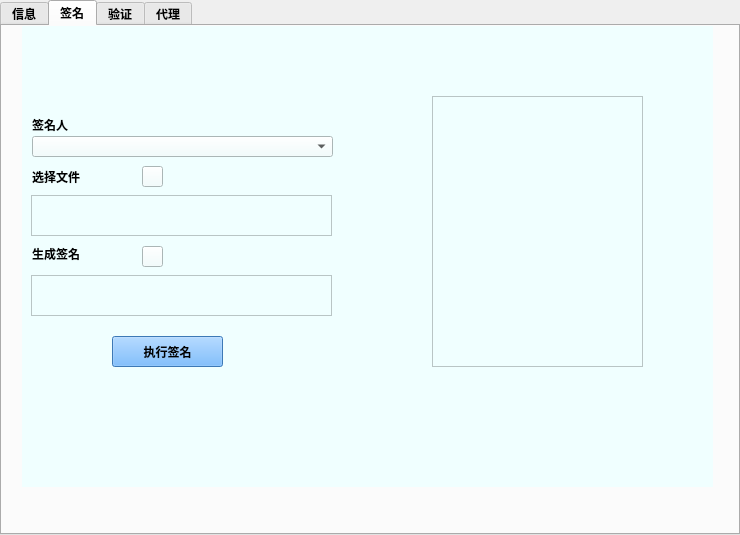
Old version of the form qtUI/Proxy.ui in the repository Hazel-svg/ProxySinature.
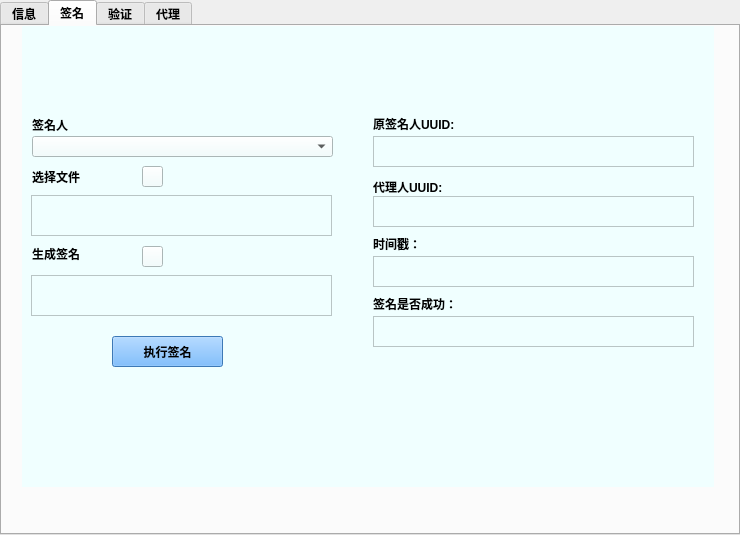
New version of the form. The open tabs and pages were chosen to show the change. Icons and pictures are not drawn.

Commit message: 12.6修改界面

The edit to the form file:
```diff
--- a/qtUI/Proxy.ui
+++ b/qtUI/Proxy.ui
@@ -484,7 +484,7 @@
    <widget class="QWidget" name="widget_right_2" native="true">
     <property name="geometry">
      <rect>
-      <x>360</x>
+      <x>361</x>
       <y>0</y>
       <width>351</width>
       <height>461</height>
@@ -493,13 +493,119 @@
     <property name="styleSheet">
      <string notr="true">background-color: rgb(240, 255, 255);</string>
     </property>
-    <widget class="QTextBrowser" name="text_sign">
+    <widget class="QLabel" name="lable_signerUuid_2">
      <property name="geometry">
       <rect>
-       <x>70</x>
-       <y>70</y>
-       <width>211</width>
-       <height>271</height>
+       <x>10</x>
+       <y>90</y>
+       <width>111</width>
+       <height>16</height>
+      </rect>
+     </property>
+     <property name="font">
+      <font>
+       <weight>75</weight>
+       <bold>true</bold>
+      </font>
+     </property>
+     <property name="text">
+      <string>原签名人UUID:</string>
+     </property>
+    </widget>
+    <widget class="QTextBrowser" name="text_signerUuid_2">
+     <property name="geometry">
+      <rect>
+       <x>10</x>
+       <y>110</y>
+       <width>321</width>
+       <height>31</height>
+      </rect>
+     </property>
+    </widget>
+    <widget class="QLabel" name="lable_agentUuid_2">
+     <property name="geometry">
+      <rect>
+       <x>10</x>
+       <y>150</y>
+       <width>101</width>
+       <height>21</height>
+      </rect>
+     </property>
+     <property name="font">
+      <font>
+       <weight>75</weight>
+       <bold>true</bold>
+      </font>
+     </property>
+     <property name="text">
+      <string>代理人UUID:</string>
+     </property>
+    </widget>
+    <widget class="QLabel" name="label_time_2">
+     <property name="geometry">
+      <rect>
+       <x>10</x>
+       <y>210</y>
+       <width>72</width>
+       <height>15</height>
+      </rect>
+     </property>
+     <property name="font">
+      <font>
+       <weight>75</weight>
+       <bold>true</bold>
+      </font>
+     </property>
+     <property name="text">
+      <string>时间戳：</string>
+     </property>
+    </widget>
+    <widget class="QLabel" name="label_signeffective_2">
+     <property name="geometry">
+      <rect>
+       <x>10</x>
+       <y>270</y>
+       <width>111</width>
+       <height>16</height>
+      </rect>
+     </property>
+     <property name="font">
+      <font>
+       <weight>75</weight>
+       <bold>true</bold>
+      </font>
+     </property>
+     <property name="text">
+      <string>签名是否成功：</string>
+     </property>
+    </widget>
+    <widget class="QTextBrowser" name="text_agentUuid_2">
+     <property name="geometry">
+      <rect>
+       <x>10</x>
+       <y>170</y>
+       <width>321</width>
+       <height>31</height>
+      </rect>
+     </property>
+    </widget>
+    <widget class="QTextBrowser" name="text_time_2">
+     <property name="geometry">
+      <rect>
+       <x>10</x>
+       <y>230</y>
+       <width>321</width>
+       <height>31</height>
+      </rect>
+     </property>
+    </widget>
+    <widget class="QTextBrowser" name="text_signeffective_2">
+     <property name="geometry">
+      <rect>
+       <x>10</x>
+       <y>290</y>
+       <width>321</width>
+       <height>31</height>
       </rect>
      </property>
     </widget>
```
Left out of the diff: 74 changed lines with no effect on the pictures.
